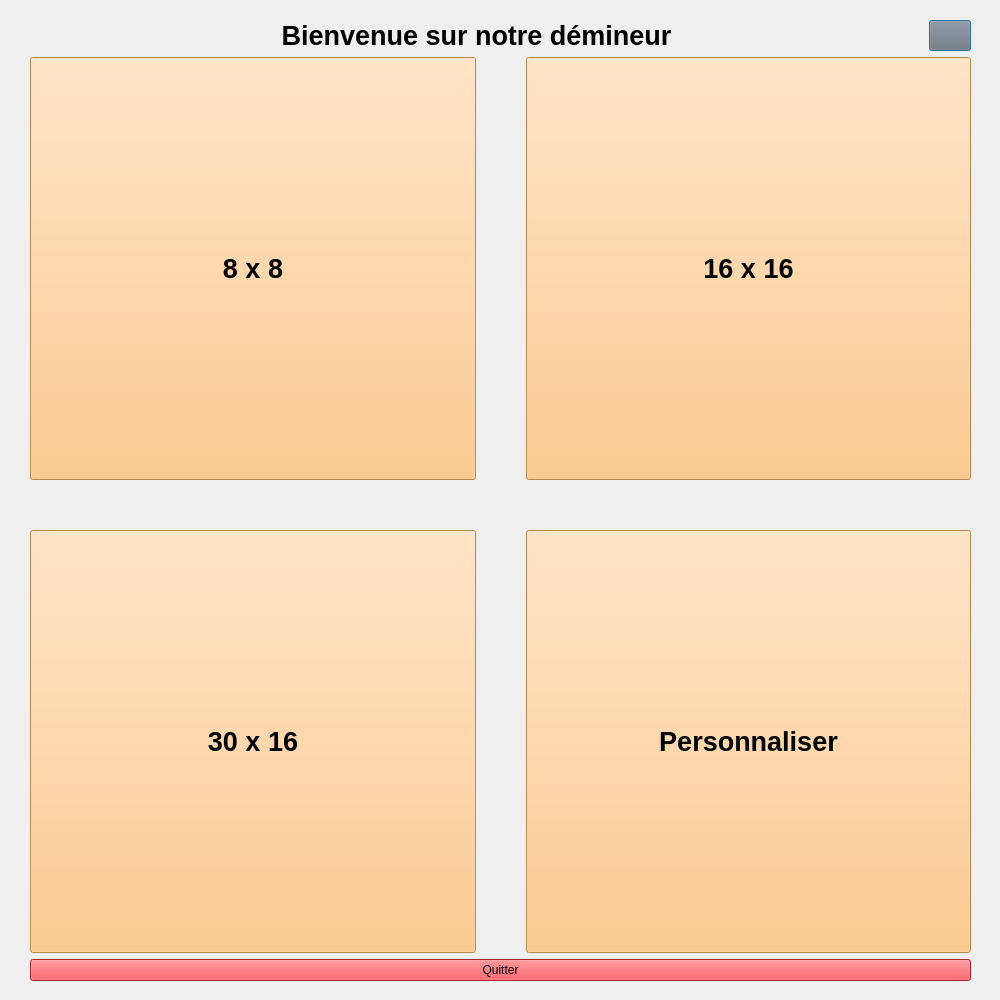
The window that choose_difficulty.ui (chevalierthomas/Demineur) describes before a commit, drawn with Qt 5.
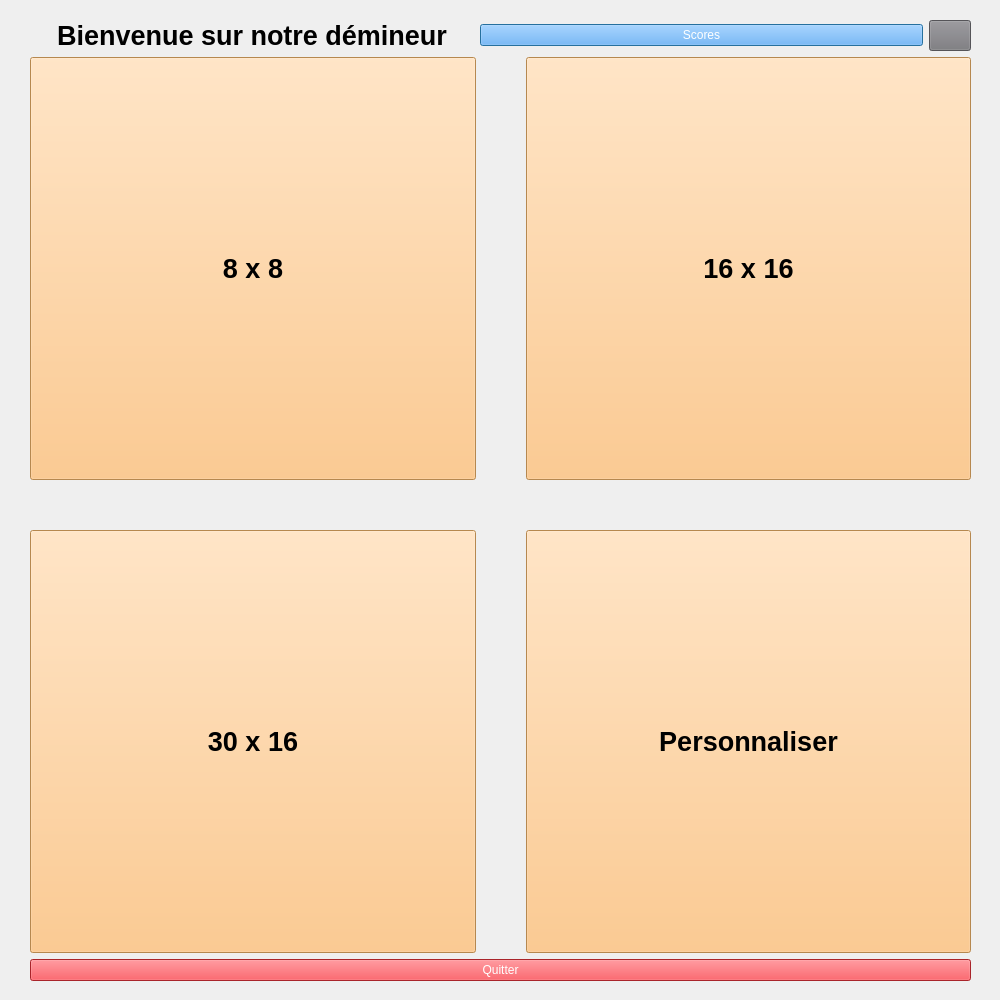
The same window after the commit. Icons and pictures are not drawn.

Commit message: enregistrement des scores

Patch:
```diff
--- a/choose_difficulty.ui
+++ b/choose_difficulty.ui
@@ -58,6 +58,24 @@
         </property>
        </widget>
       </item>
+      <item>
+       <widget class="QPushButton" name="showScoresButton">
+        <property name="baseSize">
+         <size>
+          <width>100</width>
+          <height>24</height>
+         </size>
+        </property>
+        <property name="styleSheet">
+         <string notr="true">
+                                        QPushButton { background-color: rgb(85, 170, 255); color: white; }
+                                    </string>
+        </property>
+        <property name="text">
+         <string>Scores</string>
+        </property>
+       </widget>
+      </item>
       <item>
        <widget class="QPushButton" name="soundButton">
         <property name="styleSheet">
@@ -191,8 +209,9 @@
     <item>
      <widget class="QPushButton" name="exitButton">
       <property name="styleSheet">
-       <string notr="true">QPushButton { background-color:rgb(237, 51, 59); }
-</string>
+       <string notr="true">
+                                QPushButton { background-color:rgb(237, 51, 59); color: white; }
+                            </string>
       </property>
       <property name="text">
        <string>Quitter</string>
```
Left out of the diff: 118 changed lines with no effect on the pictures. The commit also changes 27 other files.
